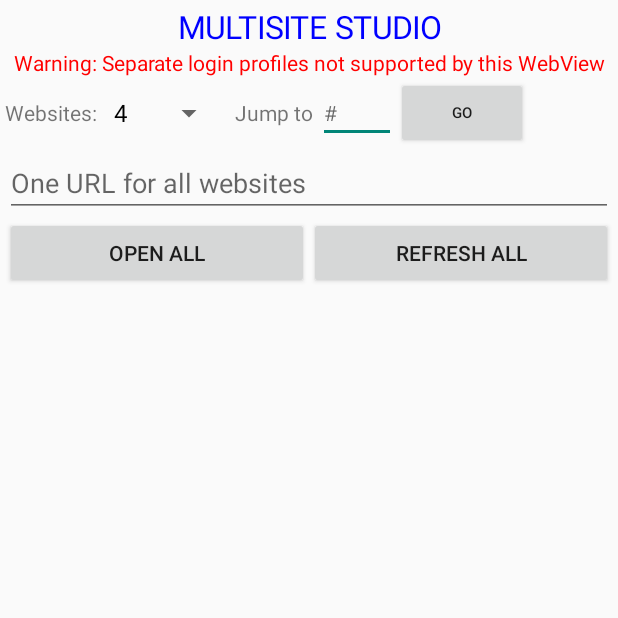
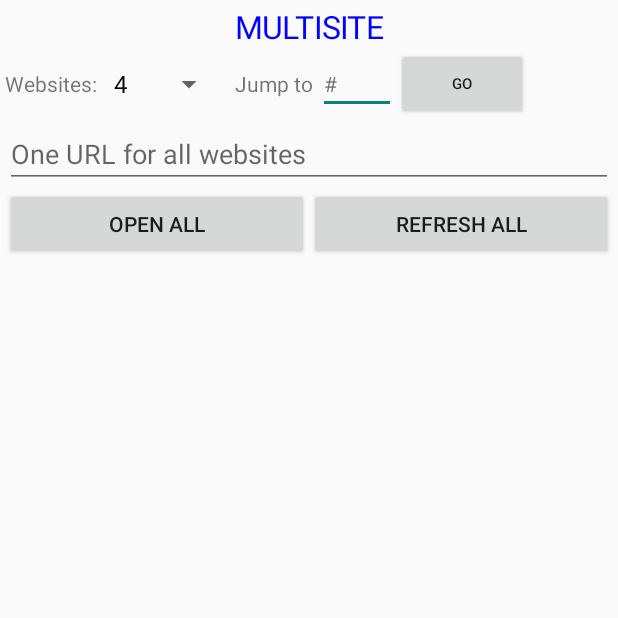
Before and after one commit to reyansh1949/MultiSiteStudio, an Android app: the screen it shows after launch (MainActivity), on a phone screen of 412 x 824 dp, the top half of it. Run offline under Robolectric (Android 15) with nearby library versions, the phone set to English and light mode, and no system bars.

Commit message:
Simplify home screen title

```diff
--- a/app/src/main/java/com/multisite/studio/MainActivity.java
+++ b/app/src/main/java/com/multisite/studio/MainActivity.java
@@ -68,19 +68,11 @@ public class MainActivity extends Activity {
         root.setPadding(5, 5, 5, 5);
 
         TextView title = new TextView(this);
-        title.setText("MULTISITE STUDIO");
+        title.setText("MULTISITE");
         title.setTextSize(21);
         title.setTextColor(Color.BLUE);
         title.setGravity(Gravity.CENTER);
         root.addView(title);
-
-        TextView status = new TextView(this);
-        status.setText(profilesSupported
-                ? "Separate login profiles supported"
-                : "Warning: Separate login profiles not supported by this WebView");
-        status.setTextColor(profilesSupported ? Color.rgb(0,130,0) : Color.RED);
-        status.setGravity(Gravity.CENTER);
-        root.addView(status);
 
         LinearLayout row = new LinearLayout(this);
         row.setGravity(Gravity.CENTER_VERTICAL);
```
